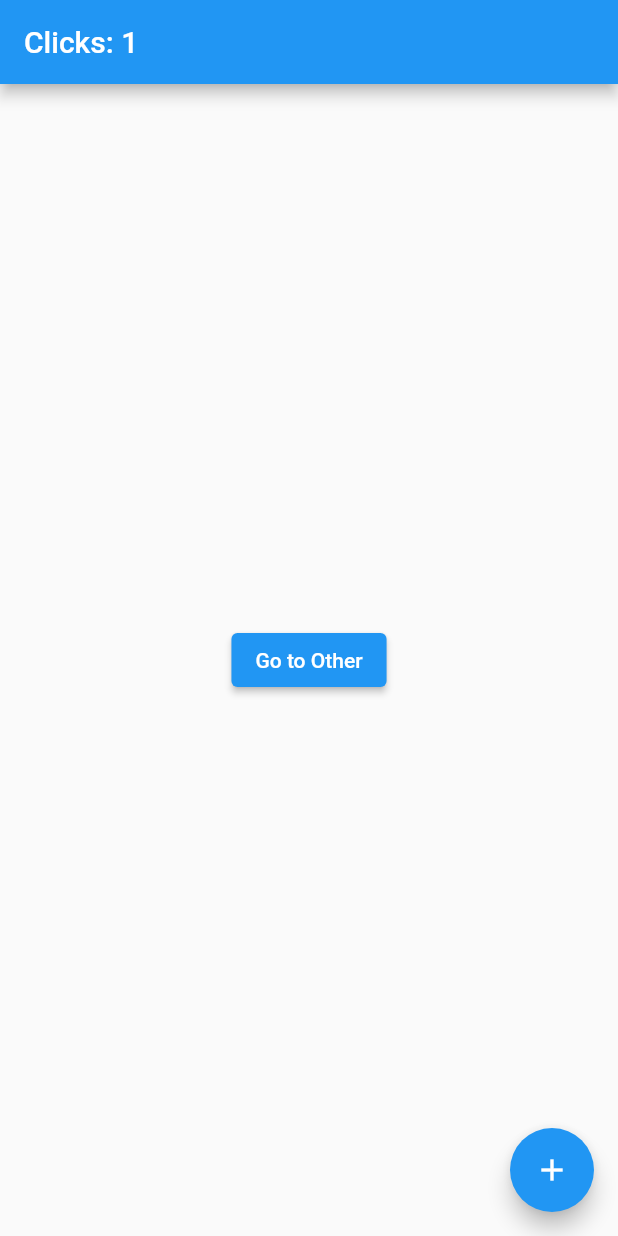
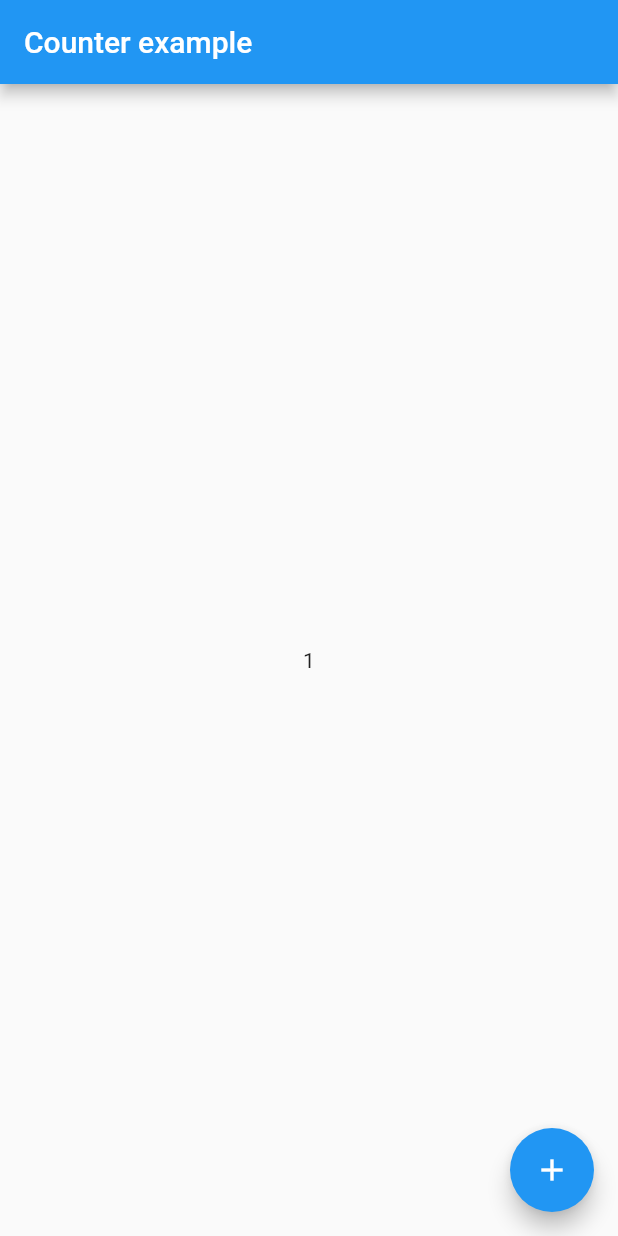
Before and after one commit to DeveloperJunichi/Flutter-DEMO-APP, a Flutter app: the screen it shows after launch, after a tap on the "add" icon, on a phone screen of 412 x 824 dp. Run offline on Flutter 3.47's test engine with Material 2 defaults, Android fonts, the phone set to English and light mode, and no system bars; our stand-ins replace flutter_riverpod.

```diff
--- a/lib/main.dart
+++ b/lib/main.dart
@@ -1,13 +1,13 @@
 import 'package:flutter/material.dart';
-import 'package:get/get.dart';
-import 'package:get/get_state_manager/src/rx_flutter/rx_obx_widget.dart';
-import 'package:get/get_state_manager/src/simple/get_controllers.dart';
-import 'package:get/route_manager.dart';
-
-import 'other_page.dart';
+import 'package:flutter_riverpod/flutter_riverpod.dart';
+// 公式の英語のコメントを翻訳しております
+// riverpodで実装したカウンタ例
 
 void main() {
-  runApp(const MyApp());
+  runApp(
+    // ProviderScopeを追加することで、プロジェクト全体でRiverpodを有効にすることができます。
+    const ProviderScope(child: MyApp()),
+  );
 }
 
 class MyApp extends StatelessWidget {
@@ -15,42 +15,31 @@ class MyApp extends StatelessWidget {
 
   @override
   Widget build(BuildContext context) {
-    // MaterialAppをGetMaterialAppに変更する
-    return GetMaterialApp(
-      title: 'Flutter Demo',
-      theme: ThemeData(
-        primarySwatch: Colors.blue,
+    return MaterialApp(home: Home());
+  }
+}
+
+/// プロバイダはグローバルに宣言され、状態を作成する方法を指定します。
+final counterProvider = StateProvider((ref) => 0);
+
+class Home extends StatelessWidget {
+  @override
+  Widget build(BuildContext context) {
+    return Scaffold(
+      appBar: AppBar(title: const Text('Counter example')),
+      body: Center(
+        // Consumerは、プロバイダを読み込むことができるウィジェットです。
+        // flutter_hooksを使用している場合は、フック "useProvider" を使用することもできます。
+        child: Consumer(builder: (context, watch, _) {
+          final count = watch(counterProvider).state;
+          return Text('$count');
+        }),
       ),
-      home: Home(),
+      floatingActionButton: FloatingActionButton(
+        // read メソッドは、プロバイダをリッスンせずに読み込むためのユーティリティです
+        onPressed: () => context.read(counterProvider).state++,
+        child: const Icon(Icons.add),
+      ),
     );
   }
 }
-
-class Home extends StatelessWidget {
-
-  @override
-  Widget build(context) {
-
-    // Get.put()を使ってクラスをインスタンス化することですべての子Routeで利用できるようになります。
-    final Controller c = Get.put(Controller());
-
-    return Scaffold(
-      // countが変わるたびにTextを更新するにはObx(()=>)を使ってください。
-        appBar: AppBar(title: Obx(() => Text("Clicks: ${c.count}"))),
-
-        // 8行使っていたNavigator.pushの代わりに短い Get.to()を使ってください。context不要です。
-        body: Center(child: ElevatedButton(
-          // Otherページへ画面遷移するコード
-            child: Text("Go to Other"), onPressed: () => Get.to(Other()))),
-        // 数字が増えるボタンのコード
-        floatingActionButton:
-        FloatingActionButton(child: Icon(Icons.add), onPressed: c.increment));
-  }
-}
-
-class Controller extends GetxController{
-  var count = 0.obs;
-  var name = '田中太郎'.obs;
-  final list = ['apple', 'orange', 'grape'];
-  increment() => count++;
-}
--- a/pubspec.yaml
+++ b/pubspec.yaml
@@ -34,7 +34,8 @@ dependencies:
   # The following adds the Cupertino Icons font to your application.
   # Use with the CupertinoIcons class for iOS style icons.
   cupertino_icons: ^1.0.2
-  get: ^4.6.5 # Getxのパッケージ
+  flutter_riverpod: ^0.14.0+3
+
 
 dev_dependencies:
   flutter_test:
```
Also changed, not shown: lib/other_page.dart (deleted, +0 -38 lines), pubspec.lock.
